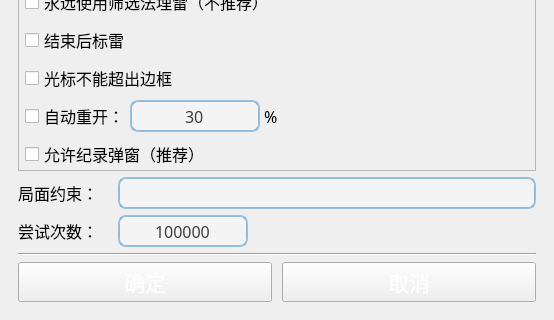
ljzloser/Solvable-Minesweeper, file uiFiles/ui_gs.ui: the form before one commit; both pictures show x 0 to 554 and y 324 to 644 of the 554 by 644 pixel window.
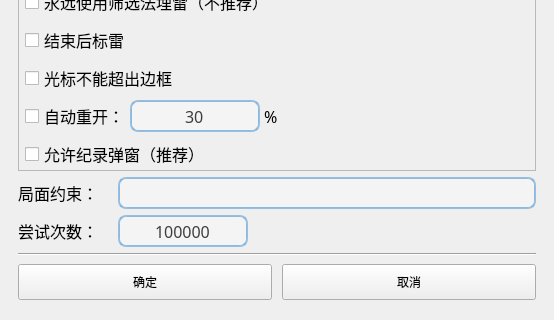
The form after the commit. Icons and pictures are not drawn. Custom widgets are drawn as their Qt base class.

Diff of the .ui file:
```diff
--- a/uiFiles/ui_gs.ui
+++ b/uiFiles/ui_gs.ui
@@ -1421,23 +1421,9 @@
           <height>16777215</height>
          </size>
         </property>
-        <property name="font">
-         <font>
-          <family>微软雅黑</family>
-          <pointsize>16</pointsize>
-          <weight>50</weight>
-          <italic>false</italic>
-          <bold>false</bold>
-         </font>
-        </property>
         <property name="focusPolicy">
          <enum>Qt::NoFocus</enum>
         </property>
-        <property name="styleSheet">
-         <string notr="true">border-image: url(media/button.png);
-font: 16pt &quot;微软雅黑&quot;;
-color:white;</string>
-        </property>
         <property name="text">
          <string>确定</string>
         </property>
@@ -1472,23 +1458,9 @@
           <height>16777215</height>
          </size>
         </property>
-        <property name="font">
-         <font>
-          <family>微软雅黑</family>
-          <pointsize>16</pointsize>
-          <weight>50</weight>
-          <italic>false</italic>
-          <bold>false</bold>
-         </font>
-        </property>
         <property name="focusPolicy">
          <enum>Qt::NoFocus</enum>
         </property>
-        <property name="styleSheet">
-         <string notr="true">border-image: url(media/button.png);
-font: 16pt &quot;微软雅黑&quot;;
-color:white;</string>
-        </property>
         <property name="text">
          <string>取消</string>
         </property>
```
